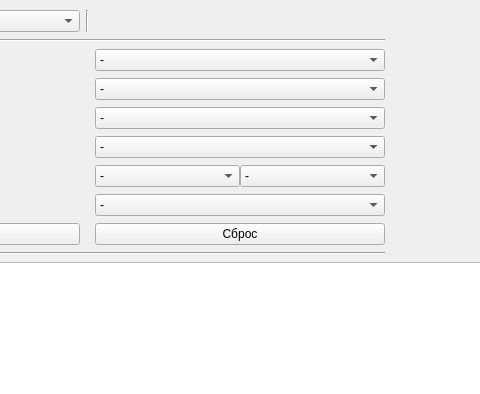
Old version of the form MainForm.ui in the repository KozlovIA/Qt-DataBase; both pictures show x 230 to 710 and y 0 to 394 of the 928 by 791 pixel window.
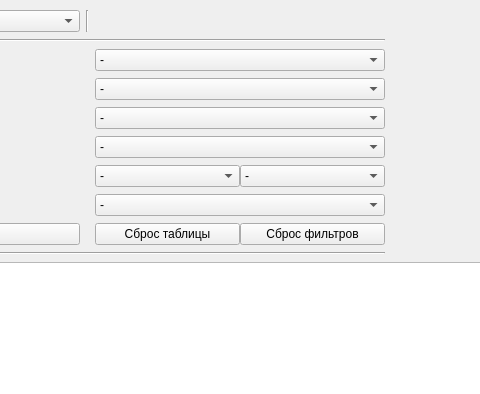
New version of the form. Icons and pictures are not drawn.

The edit to the form file:
```diff
--- a/MainForm.ui
+++ b/MainForm.ui
@@ -299,11 +299,22 @@
       </widget>
      </item>
      <item row="8" column="2">
-      <widget class="QPushButton" name="reset_filtering_bn">
-       <property name="text">
-        <string>Сброс</string>
-       </property>
-      </widget>
+      <layout class="QHBoxLayout" name="horizontalLayout">
+       <item>
+        <widget class="QPushButton" name="reset_table_filtering_bn">
+         <property name="text">
+          <string>Сброс таблицы</string>
+         </property>
+        </widget>
+       </item>
+       <item>
+        <widget class="QPushButton" name="reset_filtering_bn">
+         <property name="text">
+          <string>Сброс фильтров</string>
+         </property>
+        </widget>
+       </item>
+      </layout>
      </item>
     </layout>
    </widget>
```
Left out of the diff: 358 changed lines with no effect on the pictures.
